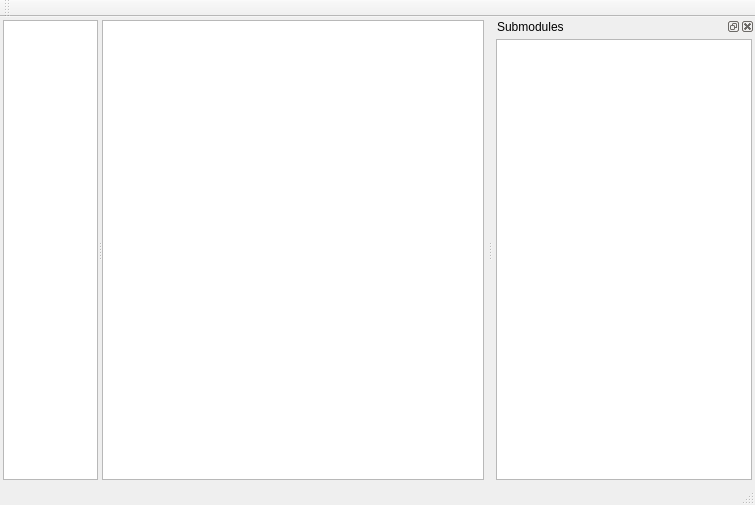
First picture: the form in core/ui/repowindow.ui, repository antis81/MsPiggit, before the edit.
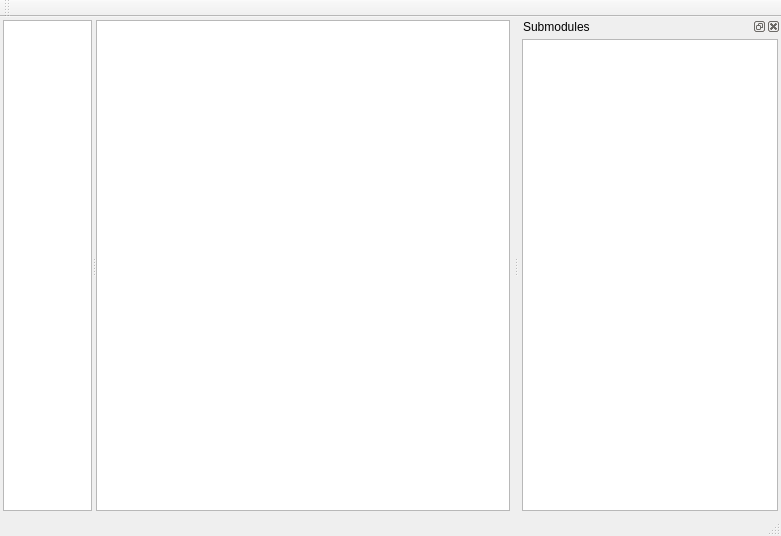
Second picture: the form after the edit.

Diff of the .ui file:
```diff
--- a/core/ui/repowindow.ui
+++ b/core/ui/repowindow.ui
@@ -6,8 +6,8 @@
    <rect>
     <x>0</x>
     <y>0</y>
-    <width>755</width>
-    <height>505</height>
+    <width>781</width>
+    <height>536</height>
    </rect>
   </property>
   <property name="windowTitle">
@@ -25,8 +25,8 @@
       </property>
       <widget class="QTreeView" name="treeRepoRefs">
        <property name="sizePolicy">
-        <sizepolicy hsizetype="Expanding" vsizetype="Expanding">
-         <horstretch>20</horstretch>
+        <sizepolicy hsizetype="Preferred" vsizetype="Preferred">
+         <horstretch>15</horstretch>
          <verstretch>0</verstretch>
         </sizepolicy>
        </property>
@@ -40,7 +40,7 @@
       <widget class="QTableView" name="tableCommits">
        <property name="sizePolicy">
         <sizepolicy hsizetype="Expanding" vsizetype="Expanding">
-         <horstretch>80</horstretch>
+         <horstretch>70</horstretch>
          <verstretch>0</verstretch>
         </sizepolicy>
        </property>
@@ -102,6 +102,12 @@
   </widget>
   <widget class="QStatusBar" name="statusBar"/>
   <widget class="QDockWidget" name="dockSubmodules">
+   <property name="sizePolicy">
+    <sizepolicy hsizetype="Preferred" vsizetype="Preferred">
+     <horstretch>15</horstretch>
+     <verstretch>0</verstretch>
+    </sizepolicy>
+   </property>
    <property name="windowTitle">
     <string>Submodules</string>
    </property>
```
Left out of the diff: 2 changed lines with no effect on the pictures.
